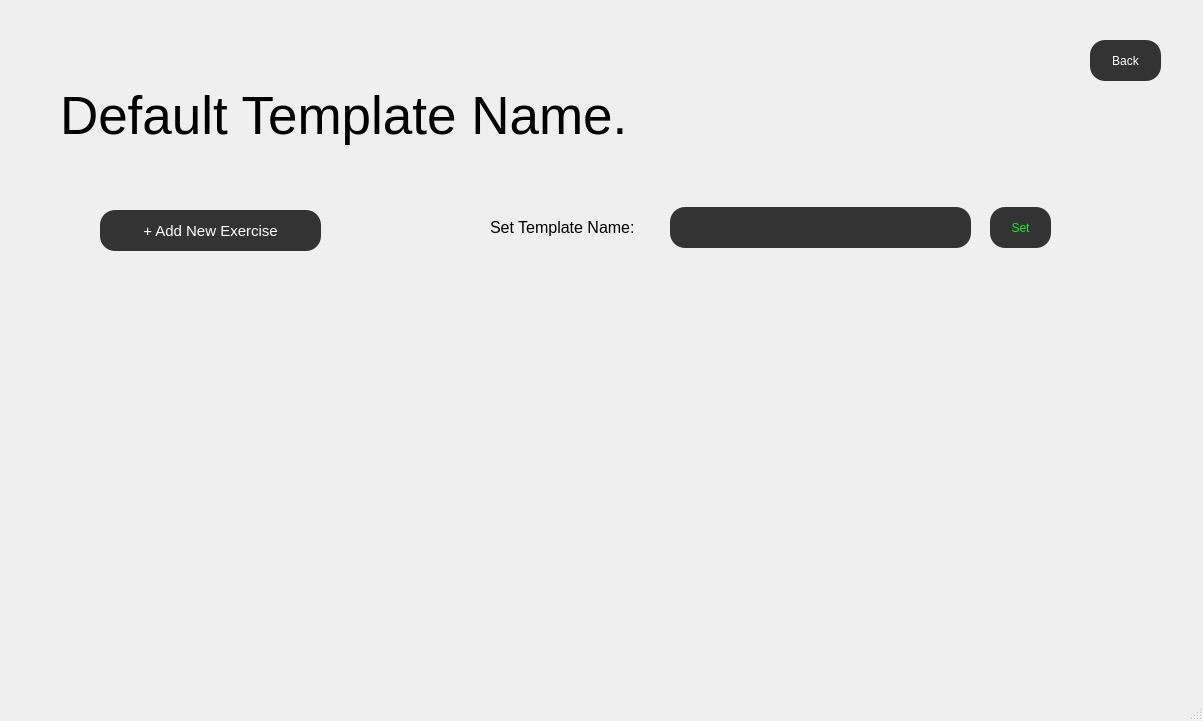
The window that code/weightlifttemplate.ui (amroomargit/Forge) describes before a commit, drawn with Qt 5.
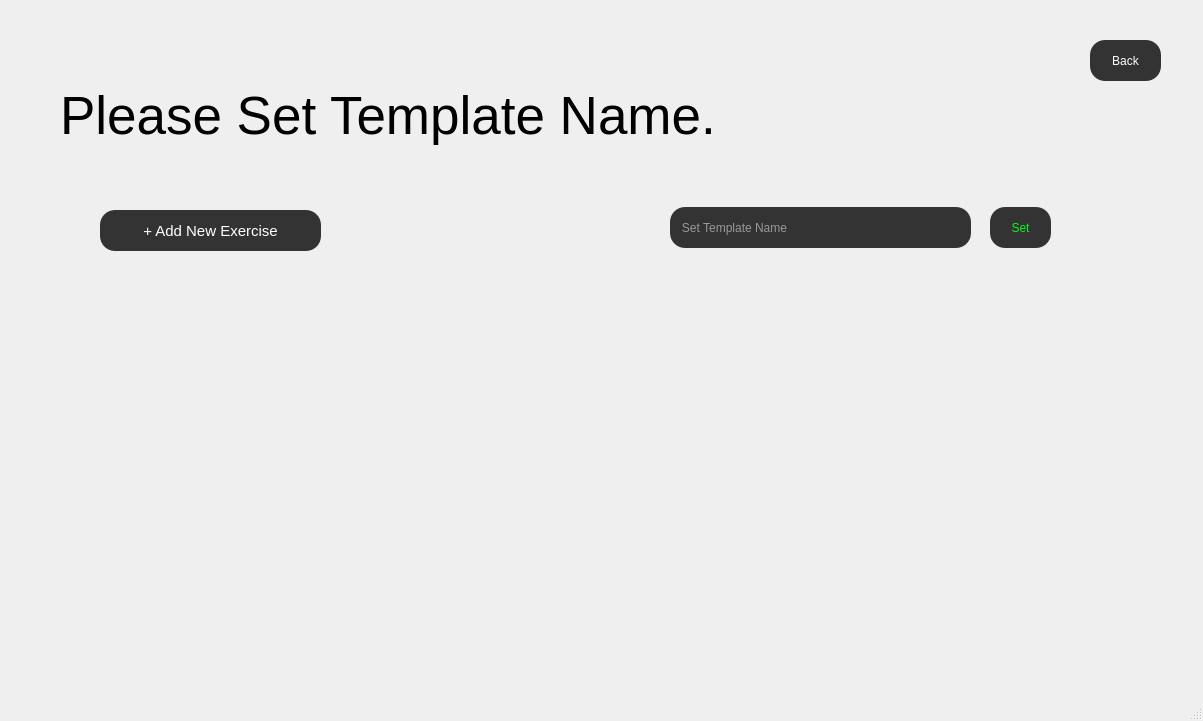
The same window after the commit.

Commit message: add new database tables and template functionality

The edit to the form file:
```diff
--- a/code/weightlifttemplate.ui
+++ b/code/weightlifttemplate.ui
@@ -63,7 +63,7 @@
      </font>
     </property>
     <property name="text">
-     <string>Default Template Name.</string>
+     <string>Please Set Template Name.</string>
     </property>
    </widget>
    <widget class="QPushButton" name="addNewExerciseButton">
@@ -163,24 +163,8 @@
     <property name="maxLength">
      <number>12</number>
     </property>
-   </widget>
-   <widget class="QLabel" name="label">
-    <property name="geometry">
-     <rect>
-      <x>490</x>
-      <y>212</y>
-      <width>181</width>
-      <height>31</height>
-     </rect>
-    </property>
-    <property name="font">
-     <font>
-      <pointsize>12</pointsize>
-      <bold>false</bold>
-     </font>
-    </property>
-    <property name="text">
-     <string>Set Template Name:</string>
+    <property name="placeholderText">
+     <string>   Set Template Name</string>
     </property>
    </widget>
    <widget class="QPushButton" name="saveNewName">
```
Left out of the diff: 2 changed lines with no effect on the pictures. The commit also changes 18 other files.
